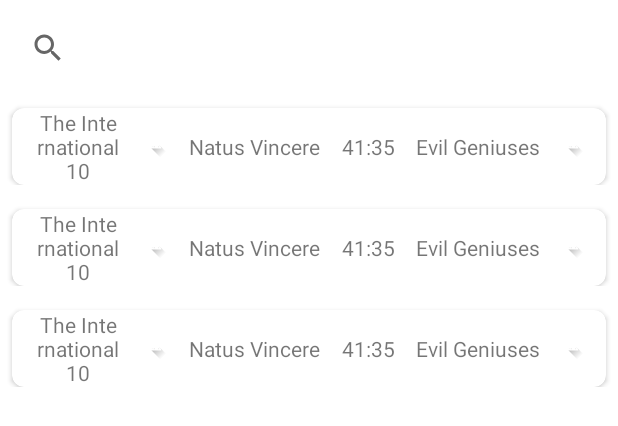
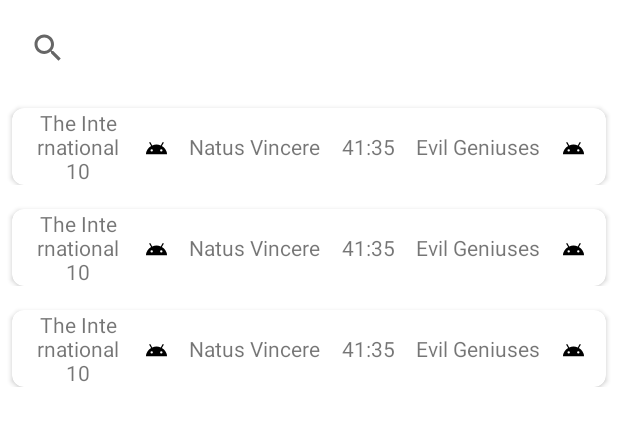
Before and after one commit to Zoarchous/Dota-Stats, an Android app: the layout fragment_pro_matches.xml on its own in the app's theme, with its tools: preview values and no code run, on a phone screen of 412 x 824 dp. Shown: the top 426 px of the screen. Run offline under Robolectric (Android 15) with nearby library versions, the phone set to English and light mode, and no system bars.

Commit message:
ProMatchesScreen Added

```diff
--- /dev/null
+++ b/app/src/main/res/drawable/ic_android_black_24dp.xml
@@ -0,0 +1,9 @@
+<vector xmlns:android="http://schemas.android.com/apk/res/android"
+        android:width="24dp"
+        android:height="24dp"
+        android:viewportWidth="24"
+        android:viewportHeight="24">
+    <path
+        android:pathData="M17.6,11.48 L19.44,8.3a0.63,0.63 0,0 0,-1.09 -0.63l-1.88,3.24a11.43,11.43 0,0 0,-8.94 0L5.65,7.67a0.63,0.63 0,0 0,-1.09 0.63L6.4,11.48A10.81,10.81 0,0 0,1 20L23,20A10.81,10.81 0,0 0,17.6 11.48ZM7,17.25A1.25,1.25 0,1 1,8.25 16,1.25 1.25,0 0,1 7,17.25ZM17,17.25A1.25,1.25 0,1 1,18.25 16,1.25 1.25,0 0,1 17,17.25Z"
+        android:fillColor="#FF000000"/>
+</vector>
--- a/app/src/main/res/layout/fragment_pro_matches.xml
+++ b/app/src/main/res/layout/fragment_pro_matches.xml
@@ -26,6 +26,7 @@
         app:layout_constraintEnd_toEndOf="parent"
         app:layout_constraintBottom_toBottomOf="parent"
         tools:listitem="@layout/pro_match_item"
+        app:layoutManager="androidx.recyclerview.widget.LinearLayoutManager"
         />
 
 </androidx.constraintlayout.widget.ConstraintLayout>
--- a/app/src/main/res/layout/pro_match_item.xml
+++ b/app/src/main/res/layout/pro_match_item.xml
@@ -40,7 +40,8 @@
                 app:layout_constraintStart_toEndOf="@+id/leagueName"
                 app:layout_constraintTop_toTopOf="parent"
                 app:layout_constraintBottom_toBottomOf="parent"
-                tools:src="@drawable/ic_launcher_foreground"/>
+                tools:src="@drawable/ic_android_black_24dp"
+                android:visibility="visible"/>
 
             <TextView
                 android:id="@+id/radiantTeam"
@@ -84,7 +85,8 @@
                 app:layout_constraintStart_toEndOf="@+id/direTeam"
                 app:layout_constraintTop_toTopOf="parent"
                 app:layout_constraintBottom_toBottomOf="parent"
-                tools:src="@drawable/ic_launcher_foreground"/>
+                tools:src="@drawable/ic_android_black_24dp"
+                android:visibility="visible"/>
         </androidx.constraintlayout.widget.ConstraintLayout>
 
 
```
Also changed, not shown: app/src/main/java/com/example/dota2stats/presentation/MainActivity.kt (+15 -5 lines), app/src/main/java/com/example/dota2stats/presentation/proMatches/ProMatchesAdapter.kt (+28 -4 lines).
